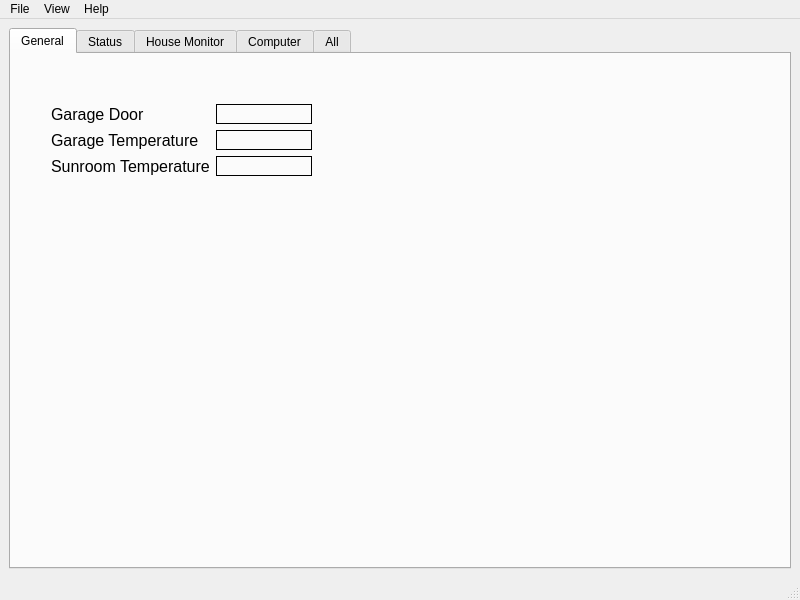
This is housemonitor/qt/HouseMonitor3.ui in gary-pickens/HouseMonitor as Qt 5 draws it before an edit. The edited form follows.
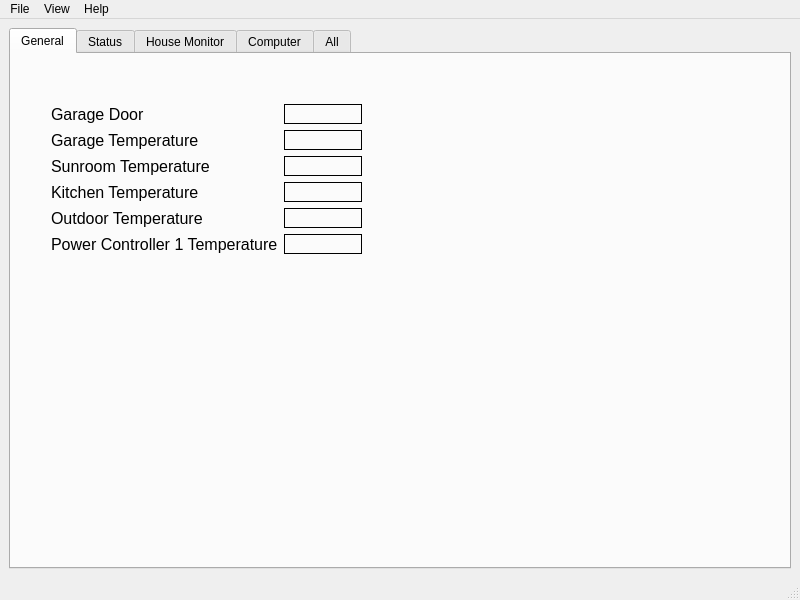
This is the edited form.

```diff
--- a/housemonitor/qt/HouseMonitor3.ui
+++ b/housemonitor/qt/HouseMonitor3.ui
@@ -29,11 +29,14 @@
          <rect>
           <x>40</x>
           <y>50</y>
-          <width>261</width>
-          <height>77</height>
+          <width>311</width>
+          <height>158</height>
          </rect>
         </property>
         <layout class="QFormLayout" name="formLayout">
+         <property name="fieldGrowthPolicy">
+          <enum>QFormLayout::AllNonFixedFieldsGrow</enum>
+         </property>
          <item row="0" column="0">
           <widget class="QLabel" name="garage_door_label">
            <property name="font">
@@ -73,6 +76,21 @@
            </property>
           </widget>
          </item>
+         <item row="1" column="1">
+          <widget class="QLabel" name="garage_temperature">
+           <property name="font">
+            <font>
+             <pointsize>12</pointsize>
+            </font>
+           </property>
+           <property name="frameShape">
+            <enum>QFrame::Box</enum>
+           </property>
+           <property name="text">
+            <string/>
+           </property>
+          </widget>
+         </item>
          <item row="2" column="0">
           <widget class="QLabel" name="sunroom_temerature_label">
            <property name="font">
@@ -100,8 +118,74 @@
            </property>
           </widget>
          </item>
-         <item row="1" column="1">
-          <widget class="QLabel" name="garage_temperature">
+         <item row="3" column="0">
+          <widget class="QLabel" name="KitchenTemperature">
+           <property name="font">
+            <font>
+             <pointsize>12</pointsize>
+            </font>
+           </property>
+           <property name="text">
+            <string>Kitchen Temperature</string>
+           </property>
+          </widget>
+         </item>
+         <item row="4" column="0">
+          <widget class="QLabel" name="outdoor_temperature_2">
+           <property name="font">
+            <font>
+             <pointsize>12</pointsize>
+            </font>
+           </property>
+           <property name="text">
+            <string>Outdoor Temperature</string>
+           </property>
+          </widget>
+         </item>
+         <item row="5" column="0">
+          <widget class="QLabel" name="power_controller_1_temperature_2">
+           <property name="font">
+            <font>
+             <pointsize>12</pointsize>
+            </font>
+           </property>
+           <property name="text">
+            <string>Power Controller 1 Temperature</string>
+           </property>
+          </widget>
+         </item>
+         <item row="3" column="1">
+          <widget class="QLabel" name="kitchen_temperature">
+           <property name="font">
+            <font>
+             <pointsize>12</pointsize>
+            </font>
+           </property>
+           <property name="frameShape">
+            <enum>QFrame::Box</enum>
+           </property>
+           <property name="text">
+            <string/>
+           </property>
+          </widget>
+         </item>
+         <item row="4" column="1">
+          <widget class="QLabel" name="outdoor_temperature">
+           <property name="font">
+            <font>
+             <pointsize>12</pointsize>
+            </font>
+           </property>
+           <property name="frameShape">
+            <enum>QFrame::Box</enum>
+           </property>
+           <property name="text">
+            <string/>
+           </property>
+          </widget>
+         </item>
+         <item row="5" column="1">
+          <widget class="QLabel" name="power_controller_1_temperature">
            <property name="font">
             <font>
              <pointsize>12</pointsize>
@@ -278,7 +362,7 @@
      <x>0</x>
      <y>0</y>
      <width>800</width>
-     <height>21</height>
+     <height>20</height>
     </rect>
    </property>
    <widget class="QMenu" name="menuFile">
```
